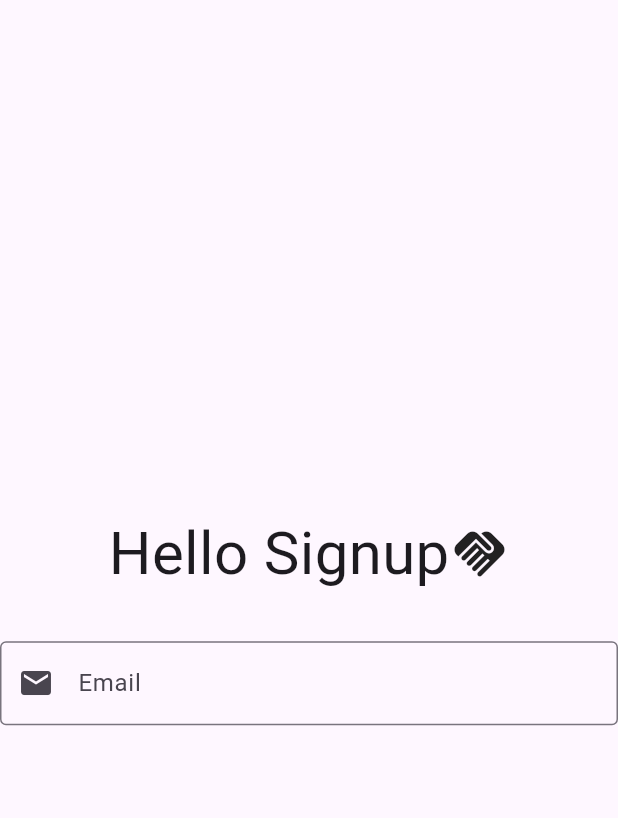
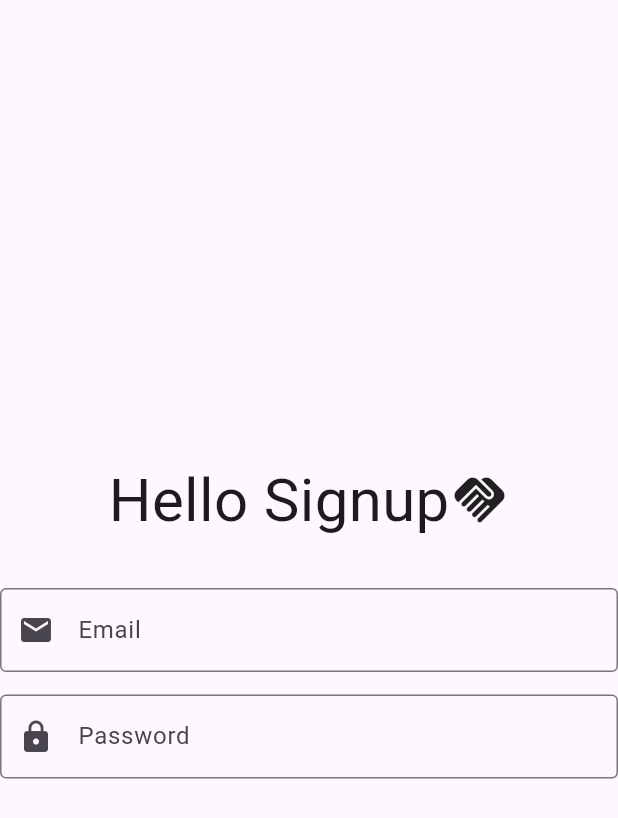
Before and after one commit to omar-albarakeh/chatapp-v2, a Flutter app: the screen it shows after launch, on a phone screen of 412 x 824 dp. Shown: the top 818 px of the screen. Run offline on Flutter 3.47's test engine with Material 3 defaults, Android fonts, the phone set to English and light mode, and no system bars.

Commit message:
signup page updated

```diff
--- a/lib/Signup.dart
+++ b/lib/Signup.dart
@@ -30,6 +30,14 @@ class _SignuppageState extends State<Signuppage> {
               border: OutlineInputBorder(),
             ),
           ),
+              SizedBox(height: 15,),
+              TextField(
+                decoration: InputDecoration(
+                  labelText: "Password",
+                  prefixIcon: Icon(Icons.lock),
+                  border: OutlineInputBorder(),
+                ),
+              ),
         ]));
   }
 }
```
